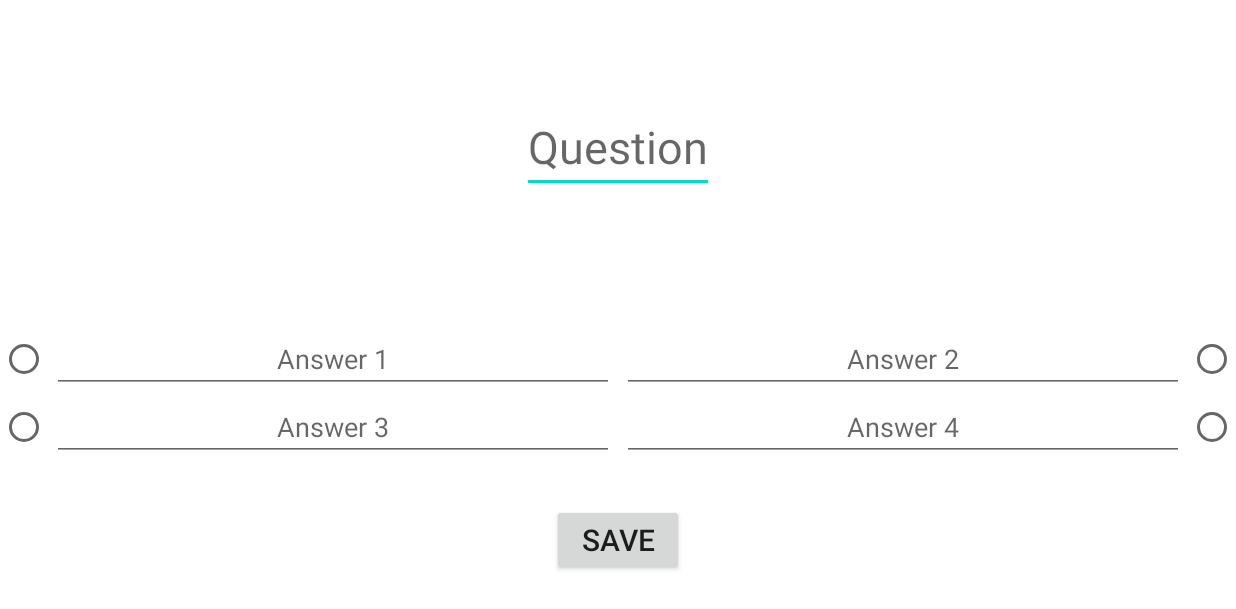
After one commit to FI-Aquacrest/FullStack-Quiz, an Android app: the SubmitActivity screen opened directly, with no data from a screen before it, on a phone screen of 824 x 412 dp (held sideways). The commit adds this screen. Shown: the top 609 px of the screen. Run offline under Robolectric (Android 15) with nearby library versions, the phone set to English and light mode, and no system bars.

Commit message:
User can submit questions to the database

```diff
--- a/app/build.gradle
+++ b/app/build.gradle
@@ -38,11 +38,6 @@ dependencies {
     // Room components
     implementation "androidx.room:room-runtime:$rootProject.roomVersion"
     annotationProcessor "androidx.room:room-compiler:$rootProject.roomVersion"
-    androidTestImplementation "androidx.room:room-testing:$rootProject.roomVersion"
 
-    // Lifecycle components
-    implementation "androidx.lifecycle:lifecycle-extensions:$rootProject.archLifecycleVersion"
-
-    // UI
     implementation "com.google.android.material:material:$rootProject.materialVersion"
 }
--- a/app/src/main/java/fi/tuni/fullstack_quiz/GameActivity.java
+++ b/app/src/main/java/fi/tuni/fullstack_quiz/GameActivity.java
@@ -18,7 +18,7 @@ import java.util.concurrent.ExecutionException;
 
 import fi.tuni.fullstack_quiz.db.Question;
 import fi.tuni.fullstack_quiz.db.QuestionRepository;
-import fi.tuni.fullstack_quiz.db.QuestionsAsyncTask;
+import fi.tuni.fullstack_quiz.db.GetRepoAsyncTask;
 
 /**
  * Provides core game functionality.
@@ -67,7 +67,7 @@ public class GameActivity extends AppCompatActivity {
     public void getQuestions() {
         questions = new LinkedList<>();
 
-        QuestionsAsyncTask asyncTask = new QuestionsAsyncTask();
+        GetRepoAsyncTask asyncTask = new GetRepoAsyncTask();
 
         try {
             QuestionRepository repo = asyncTask.execute(getApplication()).get();
--- a/app/src/main/java/fi/tuni/fullstack_quiz/db/QuestionsAsyncTask.java
+++ b/app/src/main/java/fi/tuni/fullstack_quiz/db/GetRepoAsyncTask.java
@@ -3,7 +3,7 @@ package fi.tuni.fullstack_quiz.db;
 import android.app.Application;
 import android.os.AsyncTask;
 
-public class QuestionsAsyncTask extends AsyncTask<Application, String, QuestionRepository> {
+public class GetRepoAsyncTask extends AsyncTask<Application, String, QuestionRepository> {
 
     @Override
     protected QuestionRepository doInBackground(Application... applications) {
--- a/app/src/main/java/fi/tuni/fullstack_quiz/db/QuestionRepository.java
+++ b/app/src/main/java/fi/tuni/fullstack_quiz/db/QuestionRepository.java
@@ -9,7 +9,7 @@ public class QuestionRepository {
     private QuestionDao mQuestionDao;
     private List<Question> mAllQuestions;
 
-    public QuestionRepository(Application application) {
+    QuestionRepository(Application application) {
         QuestionRoomDatabase db = QuestionRoomDatabase.getDatabase(application);
         mQuestionDao = db.questionDao();
         mAllQuestions = mQuestionDao.getQuestions();
@@ -19,7 +19,7 @@ public class QuestionRepository {
         return mAllQuestions;
     }
 
-    void insert(Question question) {
+    public void insert(Question question) {
         QuestionRoomDatabase.databaseWriteExecutor.execute(() -> mQuestionDao.insert(question));
     }
 }
--- /dev/null
+++ b/app/src/main/res/layout/activity_submit.xml
@@ -0,0 +1,178 @@
+<?xml version="1.0" encoding="utf-8"?>
+<androidx.constraintlayout.widget.ConstraintLayout xmlns:android="http://schemas.android.com/apk/res/android"
+    android:layout_width="match_parent"
+    android:layout_height="match_parent"
+    xmlns:app="http://schemas.android.com/apk/res-auto">
+
+    <EditText
+        android:id="@+id/edit_question_box"
+        android:layout_width="wrap_content"
+        android:layout_height="wrap_content"
+        app:layout_constraintTop_toTopOf="parent"
+        app:layout_constraintLeft_toLeftOf="parent"
+        app:layout_constraintRight_toRightOf="parent"
+        app:layout_constraintBottom_toTopOf="@+id/submit_center_line"
+        android:textAlignment="center"
+        android:inputType="textMultiLine"
+        android:maxLength="150"
+        android:hint="Question"
+        android:autofillHints="Question"
+        android:layout_margin="20dp"
+        android:textSize="30sp"
+        android:gravity="center_horizontal" />
+
+    <TextView
+        android:id="@+id/submit_center_line"
+        android:layout_width="match_parent"
+        android:layout_height="wrap_content"
+        app:layout_constraintTop_toTopOf="parent"
+        app:layout_constraintBottom_toBottomOf="parent"
+        android:textSize="15sp"
+        android:textAlignment="center"
+        android:gravity="center" />
+
+
+    <androidx.constraintlayout.widget.ConstraintLayout
+        android:id="@+id/answer_box"
+        android:layout_width="match_parent"
+        android:layout_height="wrap_content"
+        app:layout_constraintLeft_toLeftOf="parent"
+        app:layout_constraintRight_toRightOf="parent"
+        app:layout_constraintTop_toBottomOf="@+id/submit_center_line">
+
+        <RadioButton
+            android:id="@+id/correct_choice1"
+            android:layout_width="wrap_content"
+            android:layout_height="wrap_content"
+            app:layout_constraintRight_toLeftOf="@+id/edit_answer1"
+            app:layout_constraintHorizontal_bias="0.5"
+            app:layout_constraintStart_toStartOf="parent"
+            app:layout_constraintTop_toTopOf="@id/edit_answer1"
+            app:layout_constraintBottom_toBottomOf="@id/edit_answer1" />
+
+        <RadioButton
+            android:id="@+id/correct_choice2"
+            android:layout_width="wrap_content"
+            android:layout_height="wrap_content"
+            app:layout_constraintHorizontal_bias="0.5"
+            app:layout_constraintLeft_toRightOf="@+id/edit_answer4"
+            app:layout_constraintEnd_toEndOf="parent"
+            app:layout_constraintTop_toTopOf="@id/edit_answer4"
+            app:layout_constraintBottom_toBottomOf="@id/edit_answer4" />
+
+        <RadioButton
+            android:id="@+id/correct_choice3"
+            android:layout_width="wrap_content"
+            android:layout_height="wrap_content"
+            app:layout_constraintHorizontal_bias="0.5"
+            app:layout_constraintRight_toLeftOf="@+id/edit_answer3"
+            app:layout_constraintStart_toStartOf="parent"
+            app:layout_constraintTop_toTopOf="@id/edit_answer3"
+            app:layout_constraintBottom_toBottomOf="@id/edit_answer3" />
+
+        <RadioButton
+            android:id="@+id/correct_choice4"
+            android:layout_width="wrap_content"
+            android:layout_height="wrap_content"
+            app:layout_constraintHorizontal_bias="0.5"
+            app:layout_constraintLeft_toRightOf="@+id/edit_answer2"
+            app:layout_constraintEnd_toEndOf="parent"
+            app:layout_constraintTop_toTopOf="@id/edit_answer2"
+            app:layout_constraintBottom_toBottomOf="@id/edit_answer2" />
+
+        <EditText
+            android:id="@+id/edit_answer1"
+            android:layout_width="0dp"
+            android:layout_height="wrap_content"
+            android:layout_marginStart="2.5dp"
+            android:layout_marginLeft="2.5dp"
+            android:layout_marginEnd="2.5dp"
+            android:layout_marginRight="2.5dp"
+            android:textAllCaps="false"
+            android:textAlignment="center"
+            android:gravity="center_horizontal"
+            android:inputType="text"
+            android:maxLength="30"
+            android:hint="Answer 1"
+            android:autofillHints="Answer 1"
+            app:layout_constraintEnd_toStartOf="@+id/edit_answer2"
+            app:layout_constraintStart_toEndOf="@+id/correct_choice1"
+            app:layout_constraintHorizontal_bias="0.5"
+            app:layout_constraintTop_toTopOf="parent" />
+
+        <EditText
+            android:id="@+id/edit_answer2"
+            android:layout_width="0dp"
+            android:layout_height="wrap_content"
+            android:layout_marginStart="2.5dp"
+            android:layout_marginLeft="2.5dp"
+            android:layout_marginEnd="2.5dp"
+            android:layout_marginRight="2.5dp"
+            android:textAllCaps="false"
+            android:textAlignment="center"
+            android:gravity="center_horizontal"
+            android:inputType="text"
+            android:maxLength="30"
+            android:hint="Answer 2"
+            android:autofillHints="Answer 2"
+            app:layout_constraintEnd_toStartOf="@id/correct_choice2"
+            app:layout_constraintHorizontal_bias="0.5"
+            app:layout_constraintStart_toEndOf="@+id/edit_answer1"
+            app:layout_constraintTop_toTopOf="parent" />
+
+        <EditText
+            android:id="@+id/edit_answer3"
+            android:layout_width="0dp"
+            android:layout_height="wrap_content"
+            android:layout_marginStart="2.5dp"
+            android:layout_marginLeft="2.5dp"
+            android:layout_marginEnd="2.5dp"
+            android:layout_marginRight="2.5dp"
+            android:textAllCaps="false"
+            android:textAlignment="center"
+            android:gravity="center_horizontal"
+            android:inputType="text"
+            android:maxLength="30"
+            android:hint="Answer 3"
+            android:autofillHints="Answer 3"
+            app:layout_constraintEnd_toStartOf="@+id/edit_answer4"
+            app:layout_constraintHorizontal_bias="0.5"
+            app:layout_constraintStart_toEndOf="@id/correct_choice3"
+            app:layout_constraintTop_toBottomOf="@id/edit_answer1" />
+
+        <EditText
+            android:id="@+id/edit_answer4"
+            android:layout_width="0dp"
+            android:layout_height="wrap_content"
+            android:layout_marginStart="2.5dp"
+            android:layout_marginLeft="2.5dp"
+            android:layout_marginEnd="2.5dp"
+            android:layout_marginRight="2.5dp"
+            android:textAllCaps="false"
+            android:textAlignment="center"
+            android:gravity="center_horizontal"
+            android:inputType="text"
+            android:maxLength="30"
+            android:hint="Answer 4"
+            android:autofillHints="Answer 4"
+            app:layout_constraintEnd_toStartOf="@id/correct_choice4"
+            app:layout_constraintHorizontal_bias="0.5"
+            app:layout_constraintStart_toEndOf="@+id/edit_answer3"
+            app:layout_constraintTop_toBottomOf="@id/edit_answer2" />
+
+    </androidx.constraintlayout.widget.ConstraintLayout>
+
+    <Button
+        android:id="@+id/done_button"
+        android:layout_width="wrap_content"
+        android:layout_height="wrap_content"
+        android:layout_margin="10dp"
+        android:onClick="saveQuestion"
+        android:text="Save"
+        android:textSize="20sp"
+        app:layout_constraintTop_toBottomOf="@id/answer_box"
+        app:layout_constraintBottom_toBottomOf="parent"
+        app:layout_constraintRight_toRightOf="parent"
+        app:layout_constraintLeft_toLeftOf="parent" />
+
+</androidx.constraintlayout.widget.ConstraintLayout>
--- a/build.gradle
+++ b/build.gradle
@@ -19,7 +19,6 @@ buildscript {
 ext {
     roomVersion = '2.2.5'
     archLifecycleVersion = '2.2.0'
-    coreTestingVersion = '2.1.0'
     materialVersion = '1.1.0'
 }
 
```
Also changed, not shown: app/src/main/AndroidManifest.xml (+6 -1 lines), app/src/main/java/fi/tuni/fullstack_quiz/SubmitActivity.java (added, +120 -0 lines), app/src/main/java/fi/tuni/fullstack_quiz/TitleScreenActivity.java (+5 -3 lines), app/src/main/java/fi/tuni/fullstack_quiz/db/Question.java (+4 -4 lines), app/src/main/res/layout/activity_title.xml (+12 -11 lines).
